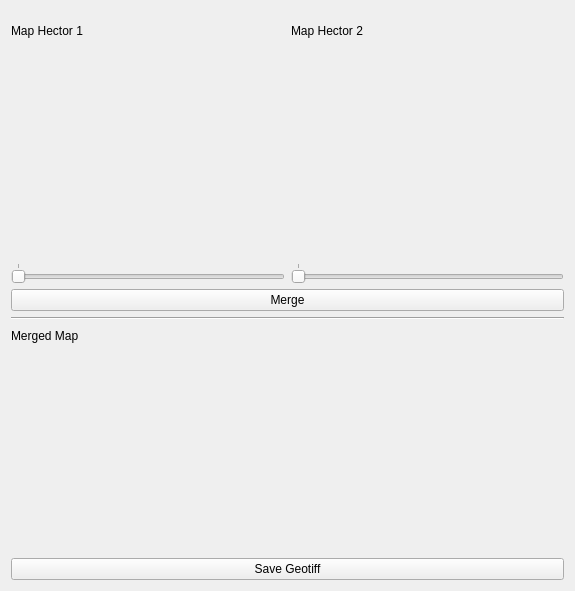
Old version of the form hector_rqt_plugins/src/rqt_map_merger/map_merger.ui in the repository tu-darmstadt-ros-pkg/hector_visualization.
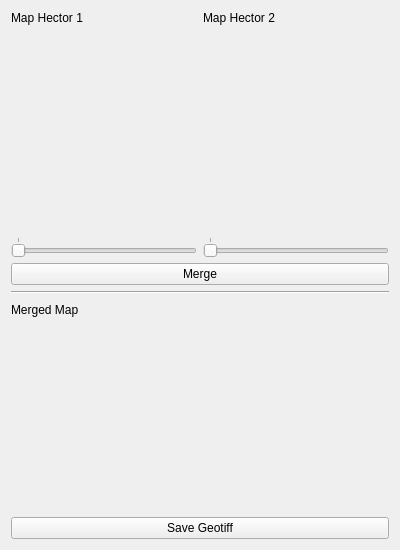
New version of the form.

```diff
--- a/hector_rqt_plugins/src/rqt_map_merger/map_merger.ui
+++ b/hector_rqt_plugins/src/rqt_map_merger/map_merger.ui
@@ -6,8 +6,8 @@
    <rect>
     <x>0</x>
     <y>0</y>
-    <width>575</width>
-    <height>591</height>
+    <width>400</width>
+    <height>550</height>
    </rect>
   </property>
   <property name="windowTitle">
@@ -155,16 +155,34 @@
       </widget>
      </item>
      <item>
+      <layout class="QHBoxLayout" name="horizontalLayout_2">
+       <item>
+        <spacer name="horizontalSpacer">
+         <property name="orientation">
+          <enum>Qt::Horizontal</enum>
+         </property>
+         <property name="sizeHint" stdset="0">
+          <size>
+           <width>40</width>
+           <height>20</height>
+          </size>
+         </property>
+        </spacer>
+       </item>
+       <item>
+        <layout class="QHBoxLayout" name="horizontalLayout_3"/>
+       </item>
+       <item>
       <widget class="QLabel" name="merged_map_label">
        <property name="minimumSize">
         <size>
-         <width>0</width>
+           <width>300</width>
          <height>20</height>
         </size>
        </property>
        <property name="maximumSize">
         <size>
-         <width>16777215</width>
+           <width>800</width>
          <height>200</height>
         </size>
        </property>
@@ -172,6 +190,21 @@
         <string/>
        </property>
       </widget>
+       </item>
+       <item>
+        <spacer name="horizontalSpacer_2">
+         <property name="orientation">
+          <enum>Qt::Horizontal</enum>
+         </property>
+         <property name="sizeHint" stdset="0">
+          <size>
+           <width>40</width>
+           <height>20</height>
+          </size>
+         </property>
+        </spacer>
+       </item>
+      </layout>
      </item>
      <item>
       <widget class="QPushButton" name="save_geotiff_button">
```
Left out of the diff: 2 changed lines with no effect on the pictures. Lines whose indentation alone changed are shown as unchanged.
